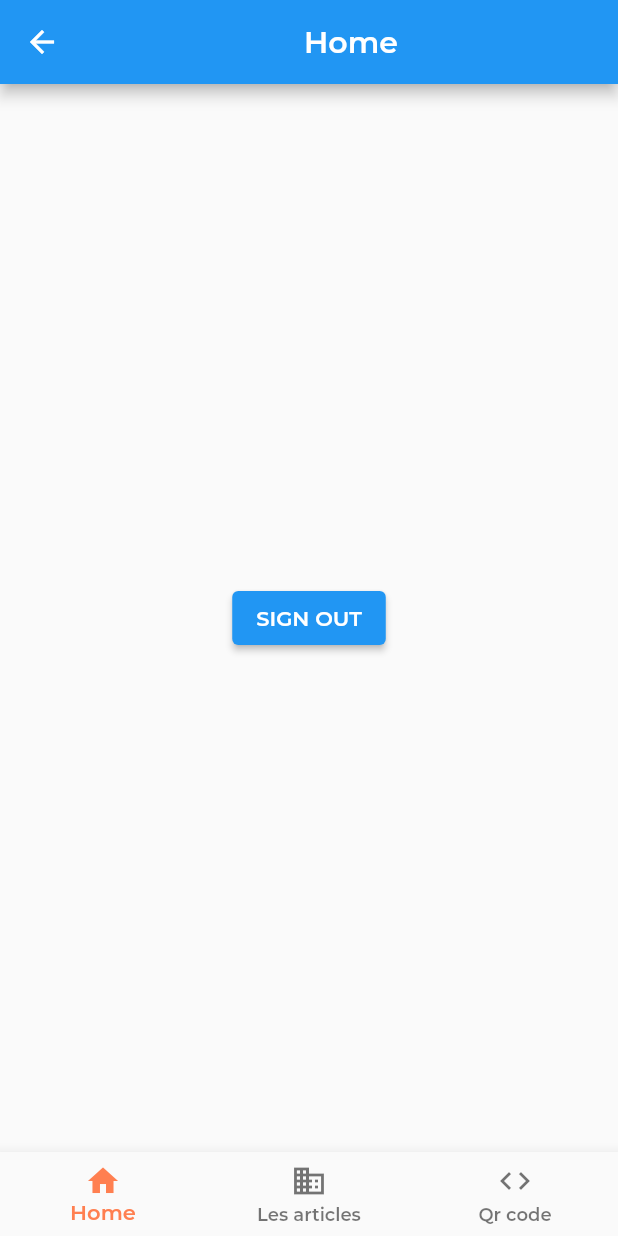
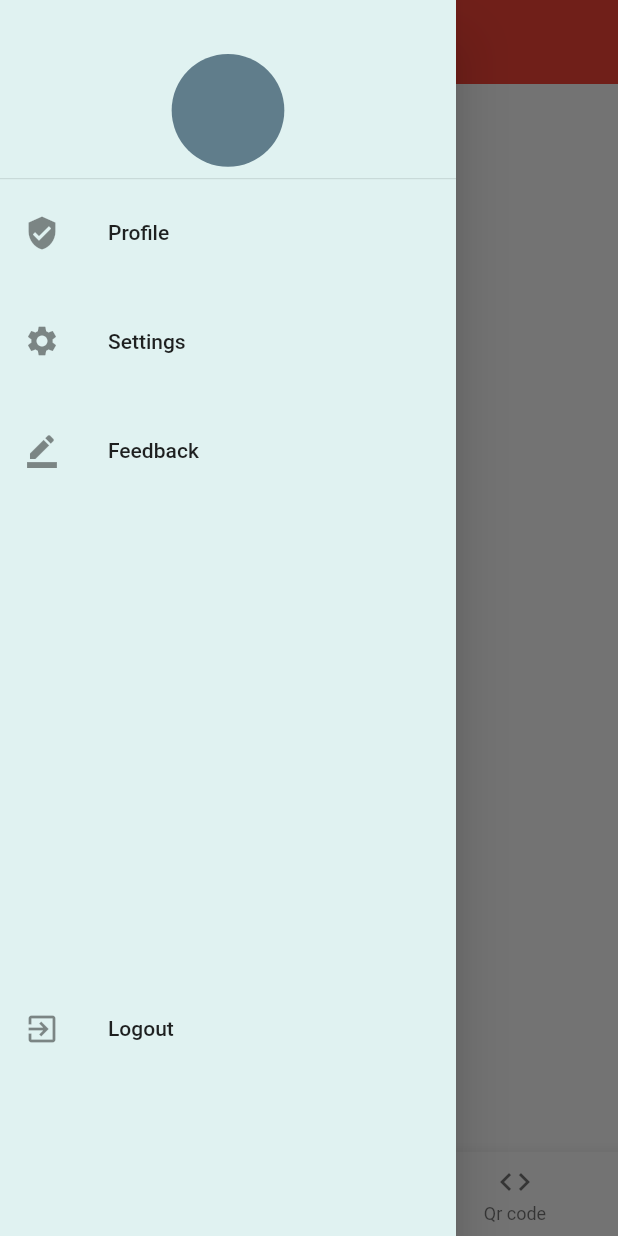
Before and after one commit to amincoding/libapp, a Flutter app: the screen it shows once a user with an empty profile is signed in, with the side drawer open (before the commit the screen has no drawer), on a phone screen of 412 x 824 dp. Run offline on Flutter 3.47's test engine with Material 2 defaults, Android fonts, the phone set to English and light mode, and no system bars; our stand-ins replace cloud_firestore, dots_indicator, email_validator, firebase_auth, firebase_core, flutter_svg and 5 more; missing offline and left inert: dart:ffi, flutter_barcode_scanner; accounts and stored records are empty; project files that could hold a hidden picture were left out.

Commit message:
finshed the auth and added a drawer and dark theme

```diff
--- a/lib/SLS.dart
+++ /dev/null
@@ -1,30 +0,0 @@
-import 'package:flutter/material.dart';
-import 'package:flutter_svg/svg.dart';
-
-class SLS extends StatefulWidget {
-  static String font = "Montserrat";
-  static String? fullname;
-  static String username = "MR Demri Mohamed";
-  static String? Email;
-  static String? password;
-  static String PhoneNumber = "";
-  static int Orders = 0;
-  static int Revenue = 80;
-  static int Followers = 0;
-  static int NewMembers = 0;
-  static List<String> MembersList = [''];
-  static int new_messages = 2;
-  static int notifications = 0;
-  static bool isAdmin = false;
-  static bool isUser = false;
-
-  @override
-  _SLSState createState() => _SLSState();
-}
-
-class _SLSState extends State<SLS> {
-  @override
-  Widget build(BuildContext context) {
-    return MaterialApp();
-  }
-}
--- a/lib/core/home_page/home.dart
+++ b/lib/core/home_page/home.dart
@@ -1,5 +1,9 @@
 import 'package:firebase_auth/firebase_auth.dart';
 import 'package:flutter/material.dart';
+import 'package:get/get.dart';
+import 'package:get/utils.dart';
+import 'package:viplive/drawer.dart';
+import 'package:viplive/screens/signUpEmail.dart';
 
 class home extends StatelessWidget {
   const home({Key? key}) : super(key: key);
@@ -7,20 +11,10 @@ class home extends StatelessWidget {
   @override
   Widget build(BuildContext context) {
     return Scaffold(
+      drawer: NavDrawer(),
       appBar: AppBar(
-        title: Center(
-          child: Text("Home"),
-        ),
-      ),
-      body: Center(
-        child: Container(
-          child: ElevatedButton(
-            child: Text("SIGN OUT"),
-            onPressed: () async {
-              await FirebaseAuth.instance.signOut();
-            },
-          ),
-        ),
+        title: Text("Home"),
+        centerTitle: true,
       ),
     );
   }
--- a/lib/core/home_page/homePage.dart
+++ b/lib/core/home_page/homePage.dart
@@ -3,6 +3,7 @@ import 'package:viplive/core/constants.dart';
 import 'package:viplive/core/home_page/articles.dart';
 import 'package:viplive/core/home_page/home.dart';
 import 'package:viplive/core/home_page/qrCode.dart';
+import 'package:viplive/drawer.dart';
 
 class HomePage extends StatelessWidget {
   const HomePage({Key? key}) : super(key: key);
@@ -61,6 +62,7 @@ class _MyStatfullWidgetState extends State<MyStatfullWidget> {
   @override
   Widget build(BuildContext context) {
     return Scaffold(
+      drawer: NavDrawer(),
       body: PageView(
         controller: _pageController,
         children: _screen,
--- /dev/null
+++ b/lib/drawer.dart
@@ -0,0 +1,58 @@
+import 'package:firebase_auth/firebase_auth.dart';
+import 'package:flutter/material.dart';
+import 'package:get/get.dart';
+import 'package:viplive/core/utils/sizeConfig.dart';
+import 'package:viplive/drawer_screens/Settings.dart';
+import 'package:viplive/drawer_screens/feedback.dart';
+import 'package:viplive/drawer_screens/profile.dart';
+import 'package:viplive/screens/signin_email.dart';
+
+class NavDrawer extends StatelessWidget {
+  @override
+  Widget build(BuildContext context) {
+    return SafeArea(
+      child: Drawer(
+        backgroundColor: Colors.teal[50],
+        child: ListView(
+          padding: EdgeInsets.only(top: 20),
+          children: <Widget>[
+            Container(
+              height: SizeConfig.screenHeight! * 0.13,
+              child: DrawerHeader(
+                child: CircleAvatar(
+                  backgroundColor: Colors.blueGrey,
+                ),
+              ),
+            ),
+            ListTile(
+              leading: Icon(Icons.verified_user),
+              title: Text('Profile'),
+              onTap: () => {Get.to(() => profileScreen())},
+            ),
+            SizedBox(height: SizeConfig.screenHeight! * 0.02),
+            ListTile(
+              leading: Icon(Icons.settings),
+              title: Text('Settings'),
+              onTap: () => {Get.to(() => settingsScreen())},
+            ),
+            SizedBox(height: SizeConfig.screenHeight! * 0.02),
+            ListTile(
+              leading: Icon(Icons.border_color),
+              title: Text('Feedback'),
+              onTap: () => {Get.to(() => feedbackScreen())},
+            ),
+            SizedBox(height: SizeConfig.screenHeight! * 0.4),
+            ListTile(
+              leading: Icon(Icons.exit_to_app),
+              title: Text('Logout'),
+              onTap: () async {
+                await FirebaseAuth.instance.signOut();
+                Get.to(() => signin_email());
+              },
+            ),
+          ],
+        ),
+      ),
+    );
+  }
+}
--- /dev/null
+++ b/lib/drawer_screens/settings_details/darkthemePreferences.dart
@@ -0,0 +1,29 @@
+import 'package:flutter/material.dart';
+import 'package:shared_preferences/shared_preferences.dart';
+
+class DarkThemePreference {
+  static const THEME_STATUS = "THEMESTATUS";
+
+  setDarkTheme(bool value) async {
+    SharedPreferences prefs = await SharedPreferences.getInstance();
+    prefs.setBool(THEME_STATUS, value);
+  }
+
+  Future<bool> getTheme() async {
+    SharedPreferences prefs = await SharedPreferences.getInstance();
+    return prefs.getBool(THEME_STATUS) ?? false;
+  }
+}
+
+class DarkThemeProvider with ChangeNotifier {
+  DarkThemePreference darkThemePreference = DarkThemePreference();
+  bool _darkTheme = false;
+
+  bool get darkTheme => _darkTheme;
+
+  set darkTheme(bool value) {
+    _darkTheme = value;
+    darkThemePreference.setDarkTheme(value);
+    notifyListeners();
+  }
+}
--- /dev/null
+++ b/lib/drawer_screens/settings_details/themeData.dart
@@ -0,0 +1,27 @@
+import 'package:flutter/material.dart';
+
+class Styles {
+  static ThemeData themeData(bool isDarkTheme, BuildContext context) {
+    return ThemeData(
+      primarySwatch: Colors.red,
+      primaryColor: isDarkTheme ? Colors.black : Colors.white,
+      backgroundColor: isDarkTheme ? Colors.black : Color(0xffF1F5FB),
+      indicatorColor: isDarkTheme ? Color(0xff0E1D36) : Color(0xffCBDCF8),
+      buttonColor: isDarkTheme ? Color(0xff3B3B3B) : Color(0xffF1F5FB),
+      hintColor: isDarkTheme ? Color(0xff280C0B) : Color(0xffEECED3),
+      highlightColor: isDarkTheme ? Color(0xff372901) : Color(0xffFCE192),
+      hoverColor: isDarkTheme ? Color(0xff3A3A3B) : Color(0xff4285F4),
+      focusColor: isDarkTheme ? Color(0xff0B2512) : Color(0xffA8DAB5),
+      disabledColor: Colors.grey,
+      textSelectionColor: isDarkTheme ? Colors.white : Colors.black,
+      cardColor: isDarkTheme ? Color(0xFF151515) : Colors.white,
+      canvasColor: isDarkTheme ? Colors.black : Colors.grey[50],
+      brightness: isDarkTheme ? Brightness.dark : Brightness.light,
+      buttonTheme: Theme.of(context).buttonTheme.copyWith(
+          colorScheme: isDarkTheme ? ColorScheme.dark() : ColorScheme.light()),
+      appBarTheme: AppBarTheme(
+        elevation: 0.0,
+      ),
+    );
+  }
+}
--- a/lib/main.dart
+++ b/lib/main.dart
@@ -1,10 +1,15 @@
 import 'package:firebase_core/firebase_core.dart';
 import 'package:flutter/material.dart';
 import 'package:get/get_navigation/src/root/get_material_app.dart';
+import 'package:provider/provider.dart';
 import 'package:viplive/core/constants.dart';
 import 'package:viplive/core/home_page/homePage.dart';
+import 'package:viplive/drawer_screens/settings_details/darkthemePreferences.dart';
+import 'drawer_screens/settings_details/themeData.dart';
 import 'features/splash/presentation/splash_view.dart';
 import 'package:firebase_auth/firebase_auth.dart';
+
+bool darktheme = false;
 
 Future<void> main() async {
   WidgetsFlutterBinding.ensureInitialized();
@@ -12,13 +17,38 @@ Future<void> main() async {
   runApp(BelbaliLibrary());
 }
 
-class BelbaliLibrary extends StatelessWidget {
+class BelbaliLibrary extends StatefulWidget {
   const BelbaliLibrary({Key? key}) : super(key: key);
+
+  @override
+  State<BelbaliLibrary> createState() => _BelbaliLibraryState();
+}
+
+class _BelbaliLibraryState extends State<BelbaliLibrary> {
+  DarkThemeProvider themeChangeProvider = new DarkThemeProvider();
+
+  @override
+  void initState() {
+    super.initState();
+    getCurrentAppTheme();
+  }
+
+  void getCurrentAppTheme() async {
+    themeChangeProvider.darkTheme =
+        await themeChangeProvider.darkThemePreference.getTheme();
+  }
+
   @override
   Widget build(BuildContext context) {
-    return GetMaterialApp(
-        theme: ThemeData(fontFamily: KFont, backgroundColor: Colors.teal),
+    return ChangeNotifierProvider(create: (_) {
+      return themeChangeProvider;
+    }, child: Consumer<DarkThemeProvider>(
+        builder: (BuildContext context, value, child) {
+      return GetMaterialApp(
+        theme: Styles.themeData(themeChangeProvider.darkTheme, context),
         debugShowCheckedModeBanner: false,
-        home: splashView());
+        home: splashView(),
+      );
+    }));
   }
 }
--- a/pubspec.yaml
+++ b/pubspec.yaml
@@ -24,7 +24,6 @@ dependencies:
   checkbox_formfield: ^0.1.0+3
   cloud_firestore: ^3.1.8
   cupertino_icons: ^1.0.0
-  # device_preview: any
   dots_indicator: ^2.0.0
   email_validator: ^2.0.1
   firebase_auth: ^3.3.7
@@ -44,6 +43,7 @@ dependencies:
   modal_progress_hud: ^0.1.3
   provider: ^6.0.2
   qr_code_scanner: ^0.6.1
+  shared_preferences: ^2.0.13
 
 dev_dependencies:
   flutter_test:
```
Also changed, not shown: lib/Auth/data/repositories/auth_repo_imp.dart (deleted, +0 -22 lines), lib/Auth/domain/repositories/auth_repo.dart (deleted, +0 -10 lines), lib/core/home_page/articles.dart (+34 -25 lines), lib/core/home_page/qrCode.dart (+51 -35 lines), lib/core/home_page/userProfileScreen.dart (added, +214 -0 lines), lib/drawer_screens/Settings.dart (added, +28 -0 lines), lib/drawer_screens/Welcome.dart (added, +10 -0 lines), lib/drawer_screens/feedback.dart (added, +10 -0 lines), lib/drawer_screens/profile.dart (added, +10 -0 lines), lib/screens/signUpEmail.dart (+8 -2 lines), lib/screens/signin_email.dart (+7 -17 lines), pubspec.lock, 4 other files.
